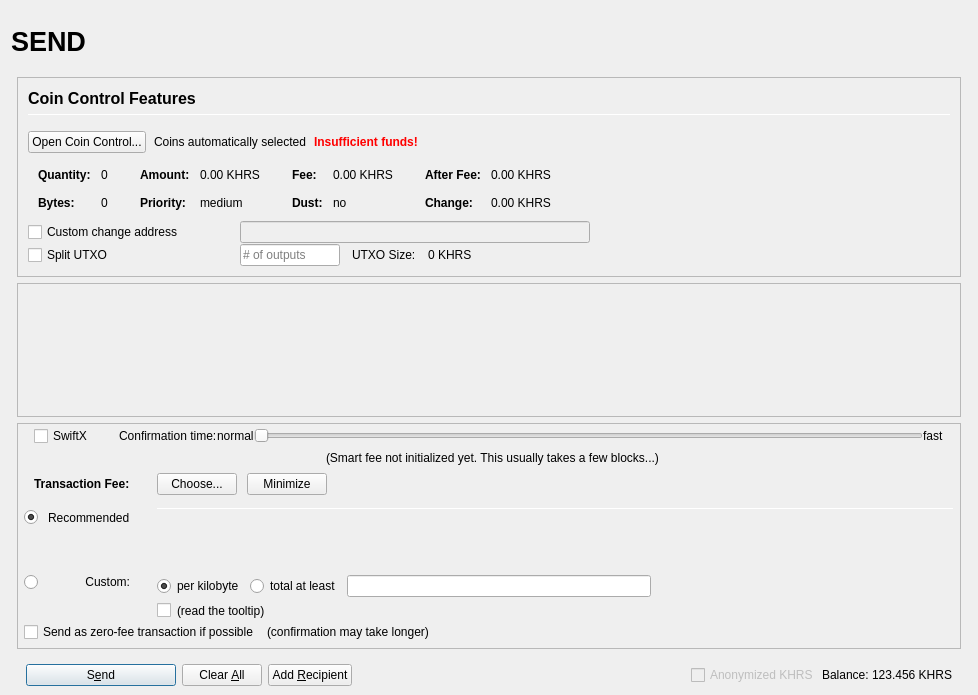
The window that src/qt/forms/sendcoinsdialog.ui (Khrysus-dev/KhrysusCoin) describes before a commit, drawn with Qt 5.
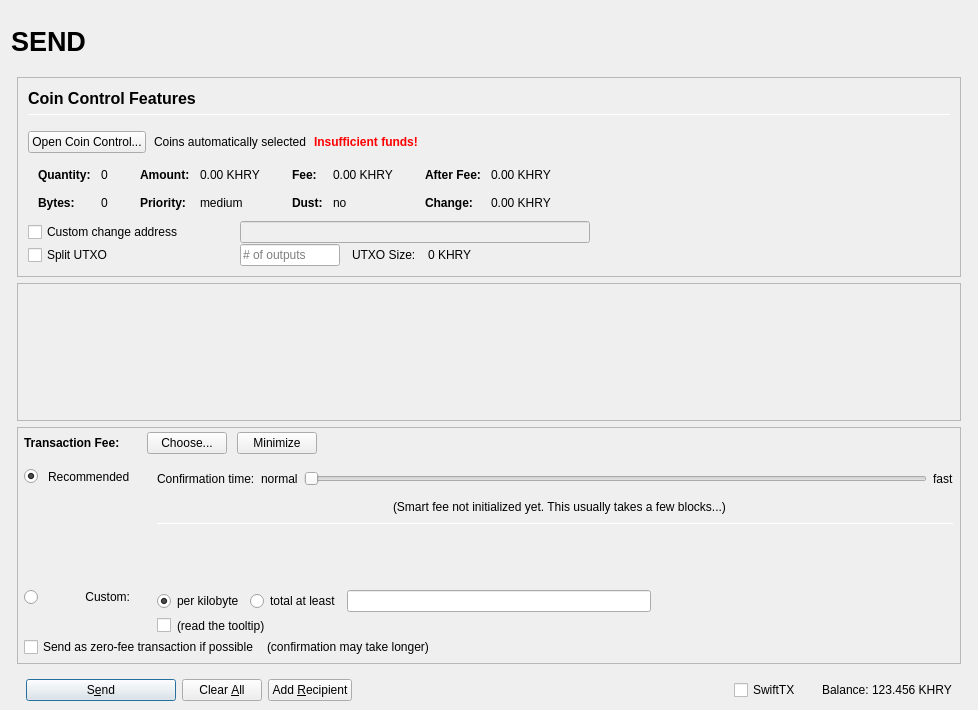
The same window after the commit. Icons and pictures are not drawn. Custom widgets are drawn as their Qt base class.

The edit to the form file:
```diff
--- a/src/qt/forms/sendcoinsdialog.ui
+++ b/src/qt/forms/sendcoinsdialog.ui
@@ -10,7 +10,7 @@
     <x>0</x>
     <y>0</y>
     <width>978</width>
-    <height>695</height>
+    <height>710</height>
    </rect>
   </property>
   <property name="windowTitle">
@@ -457,7 +457,7 @@
                         <enum>Qt::ActionsContextMenu</enum>
                        </property>
                        <property name="text">
-                        <string notr="true">0.00 KHRS</string>
+                        <string notr="true">0.00 KHRY</string>
                        </property>
                        <property name="textInteractionFlags">
                         <set>Qt::LinksAccessibleByMouse|Qt::TextSelectableByKeyboard|Qt::TextSelectableByMouse</set>
@@ -537,7 +537,7 @@
                         <enum>Qt::ActionsContextMenu</enum>
                        </property>
                        <property name="text">
-                        <string notr="true">0.00 KHRS</string>
+                        <string notr="true">0.00 KHRY</string>
                        </property>
                        <property name="textInteractionFlags">
                         <set>Qt::LinksAccessibleByMouse|Qt::TextSelectableByKeyboard|Qt::TextSelectableByMouse</set>
@@ -617,7 +617,7 @@
                         <enum>Qt::ActionsContextMenu</enum>
                        </property>
                        <property name="text">
-                        <string notr="true">0.00 KHRS</string>
+                        <string notr="true">0.00 KHRY</string>
                        </property>
                        <property name="textInteractionFlags">
                         <set>Qt::LinksAccessibleByMouse|Qt::TextSelectableByKeyboard|Qt::TextSelectableByMouse</set>
@@ -646,7 +646,7 @@
                         <enum>Qt::ActionsContextMenu</enum>
                        </property>
                        <property name="text">
-                        <string notr="true">0.00 KHRS</string>
+                        <string notr="true">0.00 KHRY</string>
                        </property>
                        <property name="textInteractionFlags">
                         <set>Qt::LinksAccessibleByMouse|Qt::TextSelectableByKeyboard|Qt::TextSelectableByMouse</set>
@@ -813,7 +813,7 @@
                 <item>
                  <widget class="QLabel" name="labelBlockSize">
                   <property name="text">
-                   <string>0 KHRS</string>
+                   <string>0 KHRY</string>
                   </property>
                  </widget>
                 </item>
@@ -862,7 +862,7 @@
              <x>0</x>
              <y>0</y>
              <width>944</width>
-             <height>69</height>
+             <height>73</height>
             </rect>
            </property>
            <layout class="QVBoxLayout" name="verticalLayout_2" stretch="0,1">
@@ -921,7 +921,7 @@
             <number>0</number>
            </property>
            <item>
-            <layout class="QVBoxLayout" name="verticalLayoutFee2" stretch="0,0,0,0">
+            <layout class="QVBoxLayout" name="verticalLayoutFee2" stretch="0,0,0">
              <property name="spacing">
               <number>0</number>
              </property>
@@ -934,179 +934,8 @@
              <property name="rightMargin">
               <number>6</number>
              </property>
-             <item>
-              <layout class="QVBoxLayout" name="verticalLayout_feeConf">
-               <property name="spacing">
-                <number>0</number>
-               </property>
-               <property name="leftMargin">
-                <number>10</number>
-               </property>
-               <property name="rightMargin">
-                <number>10</number>
-               </property>
-               <property name="bottomMargin">
-                <number>5</number>
-               </property>
-               <item>
-                <layout class="QHBoxLayout" name="horizontalLayoutFee9">
-                 <item>
-                  <widget class="QCheckBox" name="checkSwiftTX">
-                   <property name="enabled">
-                    <bool>true</bool>
-                   </property>
-                   <property name="minimumSize">
-                    <size>
-                     <width>85</width>
-                     <height>0</height>
-                    </size>
-                   </property>
-                   <property name="toolTip">
-                    <string>SwiftX technology allows for near instant transactions - A flat fee of 0.01 KHRS applies</string>
-                   </property>
-                   <property name="text">
-                    <string>SwiftX</string>
-                   </property>
-                  </widget>
-                 </item>
-                 <item>
-                  <widget class="QLabel" name="labelSmartFee3">
-                   <property name="text">
-                    <string>Confirmation time:</string>
-                   </property>
-                   <property name="margin">
-                    <number>2</number>
-                   </property>
-                  </widget>
-                 </item>
-                 <item>
-                  <widget class="QLabel" name="labelSmartFeeNormal">
-                   <property name="text">
-                    <string>normal</string>
-                   </property>
-                   <property name="margin">
-                    <number>8</number>
-                   </property>
-                  </widget>
-                 </item>
-                 <item>
-                  <widget class="QSlider" name="sliderSmartFee">
-                   <property name="minimumSize">
-                    <size>
-                     <width>0</width>
-                     <height>24</height>
-                    </size>
-                   </property>
-                   <property name="minimum">
-                    <number>0</number>
-                   </property>
-                   <property name="maximum">
-                    <number>24</number>
-                   </property>
-                   <property name="pageStep">
-                    <number>1</number>
-                   </property>
-                   <property name="value">
-                    <number>0</number>
-                   </property>
-                   <property name="orientation">
-                    <enum>Qt::Horizontal</enum>
-                   </property>
-                   <property name="invertedAppearance">
-                    <bool>false</bool>
-                   </property>
-                   <property name="invertedControls">
-                    <bool>false</bool>
-                   </property>
-                   <property name="tickPosition">
-                    <enum>QSlider::NoTicks</enum>
-                   </property>
-                  </widget>
-                 </item>
-                 <item>
-                  <widget class="QLabel" name="labelSmartFeeFast">
-                   <property name="text">
-                    <string>fast</string>
-                   </property>
-                   <property name="margin">
-                    <number>8</number>
-                   </property>
-                  </widget>
-                 </item>
-                </layout>
-               </item>
-               <item>
-                <layout class="QHBoxLayout" name="horizontalLayout_recommended_texts">
-                 <property name="spacing">
-                  <number>0</number>
-                 </property>
-                 <item>
-                  <spacer name="horizontalSpacer_8">
-                   <property name="orientation">
-                    <enum>Qt::Horizontal</enum>
-                   </property>
-                   <property name="sizeHint" stdset="0">
-                    <size>
-                     <width>40</width>
-                     <height>20</height>
-                    </size>
-                   </property>
-                  </spacer>
-                 </item>
-                 <item>
-                  <widget class="QLabel" name="labelFeeEstimation">
-                   <property name="text">
-                    <string/>
-                   </property>
-                   <property name="margin">
-                    <number>2</number>
-                   </property>
-                  </widget>
-                 </item>
-                 <item>
-                  <widget class="QLabel" name="labelSmartFee2">
-                   <property name="text">
-                    <string>(Smart fee not initialized yet. This usually takes a few blocks...)</string>
-                   </property>
-                   <property name="alignment">
-                    <set>Qt::AlignLeading|Qt::AlignLeft|Qt::AlignVCenter</set>
-                   </property>
-                   <property name="wordWrap">
-                    <bool>false</bool>
-                   </property>
-                   <property name="margin">
-                    <number>2</number>
-                   </property>
-                   <property name="indent">
-                    <number>-1</number>
-                   </property>
-                  </widget>
-                 </item>
-                 <item>
-                  <spacer name="horizontalSpacer_3">
-                   <property name="orientation">
-                    <enum>Qt::Horizontal</enum>
-                   </property>
-                   <property name="sizeHint" stdset="0">
-                    <size>
-                     <width>40</width>
-                     <height>20</height>
-                    </size>
-                   </property>
-                  </spacer>
-                 </item>
-                </layout>
-               </item>
-              </layout>
-             </item>
              <item>
               <layout class="QHBoxLayout" name="horizontalLayoutFee1">
-               <property name="leftMargin">
-                <number>10</number>
-               </property>
-               <property name="rightMargin">
-                <number>10</number>
-               </property>
                <property name="bottomMargin">
                 <number>0</number>
                </property>
@@ -1115,6 +944,22 @@
                  <property name="spacing">
                   <number>0</number>
                  </property>
+                 <item>
+                  <spacer name="verticalSpacerSmartFee">
+                   <property name="orientation">
+                    <enum>Qt::Vertical</enum>
+                   </property>
+                   <property name="sizeType">
+                    <enum>QSizePolicy::Fixed</enum>
+                   </property>
+                   <property name="sizeHint" stdset="0">
+                    <size>
+                     <width>1</width>
+                     <height>4</height>
+                    </size>
+                   </property>
+                  </spacer>
+                 </item>
                  <item>
                   <layout class="QHBoxLayout" name="horizontalLayoutSmartFee">
                    <property name="spacing">
@@ -1405,7 +1250,7 @@
                    </widget>
                   </item>
                   <item row="0" column="4" rowspan="3">
-                   <layout class="QVBoxLayout" name="verticalLayoutFee3" stretch="0,0,0,0">
+                   <layout class="QVBoxLayout" name="verticalLayoutFee3" stretch="0,0,0,0,1,0">
                     <property name="spacing">
                      <number>6</number>
                     </property>
@@ -1415,6 +1260,133 @@
                     <property name="bottomMargin">
                      <number>20</number>
                     </property>
+                    <item>
+                     <layout class="QHBoxLayout" name="horizontalLayoutFee9">
+                      <item>
+                       <widget class="QLabel" name="labelSmartFee3">
+                        <property name="text">
+                         <string>Confirmation time:</string>
+                        </property>
+                        <property name="margin">
+                         <number>2</number>
+                        </property>
+                       </widget>
+                      </item>
+                      <item>
+                       <widget class="QLabel" name="labelSmartFeeNormal">
+                        <property name="text">
+                         <string>normal</string>
+                        </property>
+                        <property name="margin">
+                         <number>2</number>
+                        </property>
+                       </widget>
+                      </item>
+                      <item>
+                       <widget class="QSlider" name="sliderSmartFee">
+                        <property name="minimumSize">
+                         <size>
+                          <width>0</width>
+                          <height>24</height>
+                         </size>
+                        </property>
+                        <property name="minimum">
+                         <number>0</number>
+                        </property>
+                        <property name="maximum">
+                         <number>24</number>
+                        </property>
+                        <property name="pageStep">
+                         <number>1</number>
+                        </property>
+                        <property name="value">
+                         <number>0</number>
+                        </property>
+                        <property name="orientation">
+                         <enum>Qt::Horizontal</enum>
+                        </property>
+                        <property name="invertedAppearance">
+                         <bool>false</bool>
+                        </property>
+                        <property name="invertedControls">
+                         <bool>false</bool>
+                        </property>
+                        <property name="tickPosition">
+                         <enum>QSlider::NoTicks</enum>
+                        </property>
+                       </widget>
+                      </item>
+                      <item>
+                       <widget class="QLabel" name="labelSmartFeeFast">
+                        <property name="text">
+                         <string>fast</string>
+                        </property>
+                       </widget>
+                      </item>
+                     </layout>
+                    </item>
+                    <item>
+                     <layout class="QHBoxLayout" name="horizontalLayout_recommended_texts">
+                      <property name="spacing">
+                       <number>0</number>
+                      </property>
+                      <item>
+                       <spacer name="horizontalSpacer_8">
+                        <property name="orientation">
+                         <enum>Qt::Horizontal</enum>
+                        </property>
+                        <property name="sizeHint" stdset="0">
+                         <size>
+                          <width>40</width>
+                          <height>20</height>
+                         </size>
+                        </property>
+                       </spacer>
+                      </item>
+                      <item>
+                       <widget class="QLabel" name="labelFeeEstimation">
+                        <property name="text">
+                         <string/>
+                        </property>
+                        <property name="margin">
+                         <number>2</number>
+                        </property>
+                       </widget>
+                      </item>
+                      <item>
+                       <widget class="QLabel" name="labelSmartFee2">
+                        <property name="text">
+                         <string>(Smart fee not initialized yet. This usually takes a few blocks...)</string>
+                        </property>
+                        <property name="alignment">
+                         <set>Qt::AlignLeading|Qt::AlignLeft|Qt::AlignVCenter</set>
+                        </property>
+                        <property name="wordWrap">
+                         <bool>false</bool>
+                        </property>
+                        <property name="margin">
+                         <number>2</number>
+                        </property>
+                        <property name="indent">
+                         <number>-1</number>
+                        </property>
+                       </widget>
+                      </item>
+                      <item>
+                       <spacer name="horizontalSpacer_3">
+                        <property name="orientation">
+                         <enum>Qt::Horizontal</enum>
+                        </property>
+                        <property name="sizeHint" stdset="0">
+                         <size>
+                          <width>40</width>
+                          <height>20</height>
+                         </size>
+                        </property>
+                       </spacer>
+                      </item>
+                     </layout>
+                    </item>
                     <item>
                      <widget class="Line" name="line_2">
                       <property name="minimumSize">
@@ -1646,12 +1618,18 @@
               <number>3</number>
              </property>
              <item>
-              <widget class="QCheckBox" name="checkzKHRS">
+              <widget class="QCheckBox" name="checkSwiftTX">
                <property name="enabled">
-                <bool>false</bool>
+                <bool>true</bool>
+               </property>
+               <property name="minimumSize">
+                <size>
+                 <width>85</width>
+                 <height>0</height>
+                </size>
                </property>
                <property name="text">
-                <string>Anonymized KHRS</string>
+                <string>SwiftTX</string>
                </property>
               </widget>
              </item>
@@ -1674,7 +1652,7 @@
                 <cursorShape>IBeamCursor</cursorShape>
                </property>
                <property name="text">
-                <string notr="true">123.456 KHRS</string>
+                <string notr="true">123.456 KHRY</string>
                </property>
                <property name="textInteractionFlags">
                 <set>Qt::LinksAccessibleByMouse|Qt::TextSelectableByKeyboard|Qt::TextSelectableByMouse</set>
```
Left out of the diff: 129 changed lines with no effect on the pictures.
